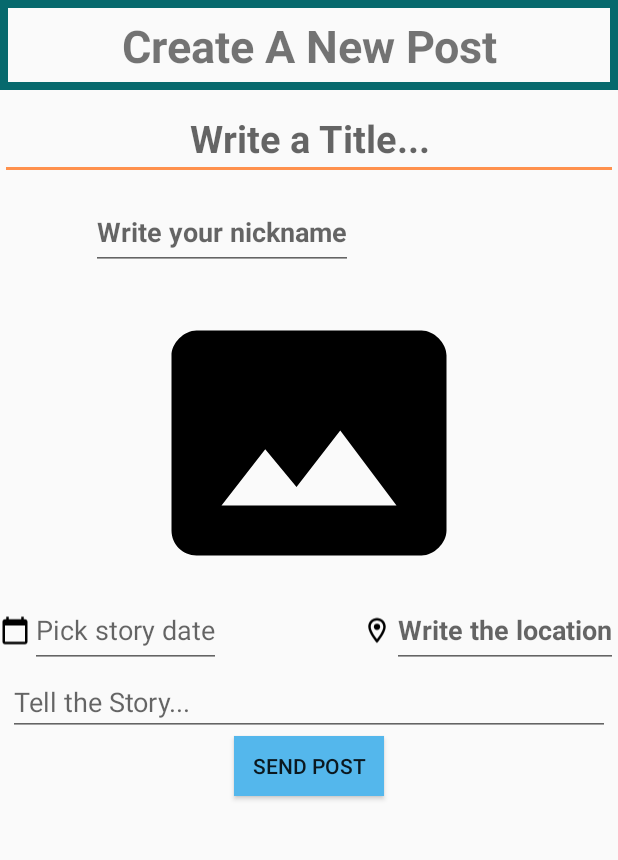
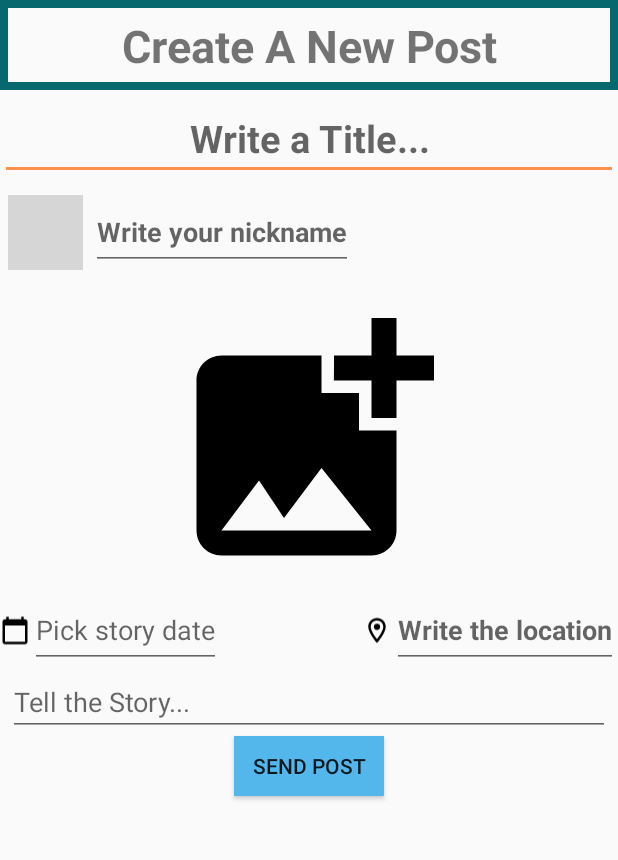
Before and after one commit to bounswe/2021SpringGroup9, an Android app: the CreatePostActivity screen opened directly, with no data from a screen before it, on a phone screen of 412 x 824 dp, the part 75-935 px from its top. Run offline under Robolectric (Android 15) with nearby library versions, the phone set to English and light mode, and no system bars; grey boxes are pictures that could not be loaded.

Commit message:
profile pictures removed for now

```diff
--- /dev/null
+++ b/postory/android/Postory/app/src/main/res/drawable/baseline_add_photo_alternate_black_24dp.xml
@@ -0,0 +1,6 @@
+<?xml version="1.0" encoding="UTF-8" standalone="no"?>
+<vector xmlns:android="http://schemas.android.com/apk/res/android" android:height="24dp" android:tint="#000000" android:viewportHeight="24.0" android:viewportWidth="24.0" android:width="24dp">
+
+    <path android:fillColor="@android:color/white" android:pathData="M19,7v2.99s-1.99,0.01 -2,0L17,7h-3s0.01,-1.99 0,-2h3L17,2h2v3h3v2h-3zM16,11L16,8h-3L13,5L5,5c-1.1,0 -2,0.9 -2,2v12c0,1.1 0.9,2 2,2h12c1.1,0 2,-0.9 2,-2v-8h-3zM5,19l3,-4 2,3 3,-4 4,5L5,19z"/>
+
+</vector>
--- a/postory/android/Postory/app/src/main/res/layout/activity_create_post.xml
+++ b/postory/android/Postory/app/src/main/res/layout/activity_create_post.xml
@@ -38,7 +38,8 @@
         <ImageView
             android:id="@+id/profile_picture"
             android:layout_width="50dp"
-            android:layout_height="match_parent"></ImageView>
+            android:layout_height="match_parent"
+            android:src="@drawable/baseline_person_outline_black_24dp"></ImageView>
 
         <EditText
             android:id="@+id/op_name_field"
@@ -58,7 +59,7 @@
         android:layout_gravity="center_horizontal"
         android:layout_marginTop="15dp"
         android:clickable="true"
-        android:src="@drawable/baseline_photo_size_select_actual_black_24dp">
+        android:src="@drawable/baseline_add_photo_alternate_black_24dp">
 
     </ImageView>
 
--- a/postory/android/Postory/app/src/main/res/layout/single_post.xml
+++ b/postory/android/Postory/app/src/main/res/layout/single_post.xml
@@ -36,7 +36,7 @@
         <ImageView
             android:id="@+id/profile_picture"
             android:layout_width="50dp"
-            android:src="@drawable/post_picture_example"
+            android:src="@drawable/baseline_person_outline_black_24dp"
             android:layout_height="match_parent">
         </ImageView>
 
```
